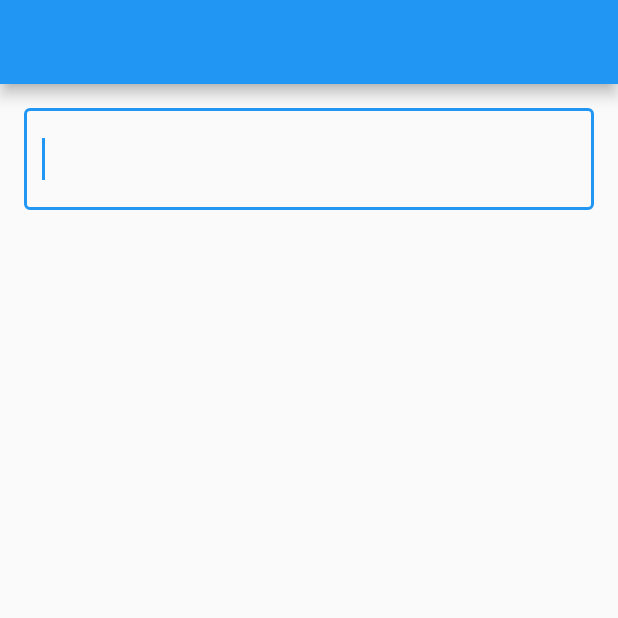
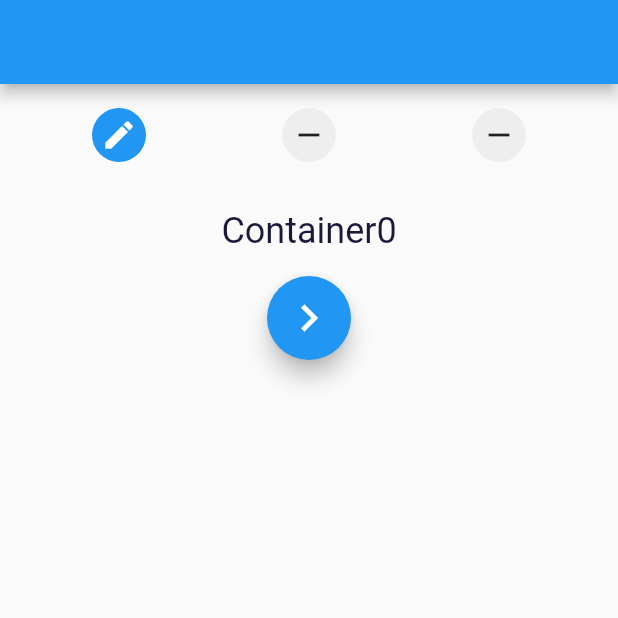
Before and after one commit to monkeydaichan/flutter_samples, a Flutter app: the screen it shows after launch, on a phone screen of 412 x 824 dp, the top half of it. Run offline on Flutter 3.47's test engine with Material 2 defaults, Android fonts, the phone set to English and light mode, and no system bars; drawn by our look-alikes of step_progress_indicator.

Commit message:
create stepProgress

```diff
--- a/lib/screen.dart
+++ b/lib/screen.dart
@@ -1,8 +1,9 @@
 import 'package:flutter/material.dart';
+import 'package:step_progress_indicator/step_progress_indicator.dart';
 
 class MainPage extends StatelessWidget {
-  MainPage({Key key}) : super(key: key);
-
+  MainPage({Key key, this.stepNo}) : super(key: key);
+  final int stepNo;
   @override
   Widget build(BuildContext context) {
     return GestureDetector(
@@ -14,31 +15,163 @@ class MainPage extends StatelessWidget {
         },
         child: Scaffold(
           appBar: AppBar(),
-          body: MainPageWidgets(),
+          body: (stepNo == 1)
+              ? Container1()
+              : (stepNo == 2) ? Container2() : Container0(),
         ));
   }
 }
 
-class MainPageWidgets extends StatelessWidget {
-  MainPageWidgets({Key key, this.title}) : super(key: key);
-  final String title;
+class Container0 extends StatelessWidget {
+  Container0({Key key}) : super(key: key);
   @override
   Widget build(BuildContext context) {
+    final int currentStep = 0;
     return Container(
-        child: Padding(
-      padding: EdgeInsets.all(16.0),
-      child: Container(
-          child: TextField(
-              autofocus: true,
-              style: Theme.of(context).textTheme.bodyText1,
-              textAlignVertical: TextAlignVertical.center,
-              textAlign: TextAlign.left,
-              keyboardType: TextInputType.text,
-              decoration: InputDecoration(
-                border: new OutlineInputBorder(borderSide: new BorderSide()),
-                hintText: title,
-                hintStyle: Theme.of(context).textTheme.bodyText1,
-              ))),
+        child: Column(
+      children: <Widget>[
+        StepProgress(currentStep: currentStep),
+        Padding(
+          padding: EdgeInsets.all(16.0),
+          child: Container(
+              child: Center(
+                  child: Text(
+            "Container0",
+            style: Theme.of(context).textTheme.bodyText1,
+          ))),
+        ),
+        FloatingActionButton(
+          child: Icon(
+            Icons.chevron_right,
+            size: 36,
+          ),
+          onPressed: () {
+            Navigator.of(context).push(
+              MaterialPageRoute(
+                builder: (context) {
+                  return MainPage(
+                    stepNo: currentStep + 1,
+                  );
+                },
+              ),
+            );
+          },
+        )
+      ],
     ));
   }
 }
+
+class Container1 extends StatelessWidget {
+  Container1({Key key}) : super(key: key);
+  @override
+  Widget build(BuildContext context) {
+    final int currentStep = 1;
+    return Container(
+        child: Column(
+      children: <Widget>[
+        StepProgress(currentStep: currentStep),
+        Padding(
+          padding: EdgeInsets.all(16.0),
+          child: Container(
+              child: Center(
+                  child: Text(
+            "Container1",
+            style: Theme.of(context).textTheme.bodyText1,
+          ))),
+        ),
+        FloatingActionButton(
+          child: Icon(
+            Icons.chevron_right,
+            size: 36,
+          ),
+          onPressed: () {
+            Navigator.of(context).push(
+              MaterialPageRoute(
+                builder: (context) {
+                  return MainPage(
+                    stepNo: currentStep + 1,
+                  );
+                },
+              ),
+            );
+          },
+        )
+      ],
+    ));
+  }
+}
+
+class Container2 extends StatelessWidget {
+  Container2({Key key}) : super(key: key);
+  @override
+  Widget build(BuildContext context) {
+    final int currentStep = 2;
+    return Container(
+        child: Column(
+      children: <Widget>[
+        StepProgress(currentStep: currentStep),
+        Padding(
+          padding: EdgeInsets.all(16.0),
+          child: Container(
+              child: Center(
+                  child: Text(
+            "Container2",
+            style: Theme.of(context).textTheme.bodyText1,
+          ))),
+        ),
+      ],
+    ));
+  }
+}
+
+class StepProgress extends StatelessWidget {
+  StepProgress({Key key, this.currentStep}) : super(key: key);
+  final int currentStep;
+  @override
+  Widget build(BuildContext context) {
+    return Padding(
+      padding: EdgeInsets.all(16.0),
+      child: Container(
+        child: StepProgressIndicator(
+          totalSteps: 3,
+          currentStep: currentStep,
+          size: 36,
+          selectedColor: Colors.black,
+          unselectedColor: Colors.grey[200],
+          customStep: (index, color, _) => color == Colors.black
+              ? Container(
+                  decoration: new BoxDecoration(
+                    color: Colors.black,
+                    shape: BoxShape.circle,
+                  ),
+                  child: Icon(
+                    Icons.check,
+                    color: Colors.white,
+                  ),
+                )
+              : (index == currentStep)
+                  ? Container(
+                      decoration: new BoxDecoration(
+                        color: Theme.of(context).primaryColor,
+                        shape: BoxShape.circle,
+                      ),
+                      child: Icon(
+                        Icons.edit,
+                        color: Colors.white,
+                      ),
+                    )
+                  : Container(
+                      decoration: new BoxDecoration(
+                        color: color,
+                        shape: BoxShape.circle,
+                      ),
+                      child: Icon(
+                        Icons.remove,
+                      ),
+                    ),
+        ),
+      ),
+    );
+  }
+}
--- a/pubspec.yaml
+++ b/pubspec.yaml
@@ -12,10 +12,8 @@ dependencies:
     sdk: flutter
   font_awesome_flutter: ^8.7.0
   provider: ^4.0.4
-  intl: ^0.16.1
   cupertino_icons: ^0.1.3
-  datetime_picker_formfield: ^1.0.0
-  flutter_time_picker_spinner: ^1.0.6
+  step_progress_indicator: ^0.2.1+4
 dev_dependencies:
   flutter_test:
     sdk: flutter
```
Also changed, not shown: pubspec.lock.
